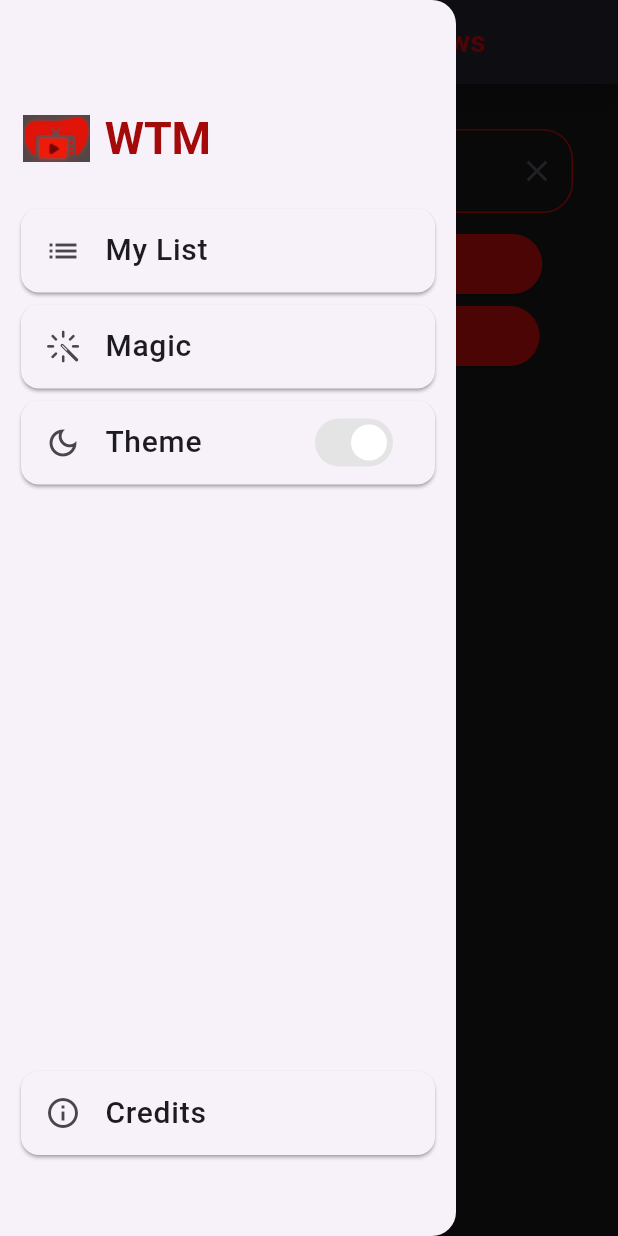
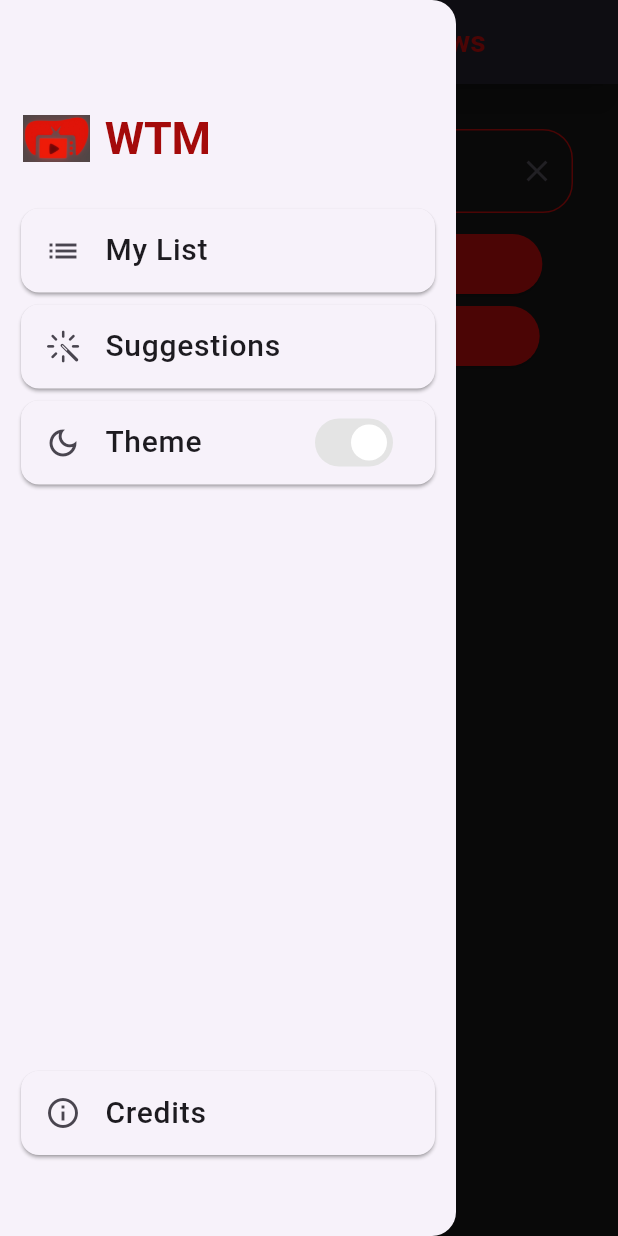
Before and after one commit to WTMTeam/WheresThatMovie, a Flutter app: the screen it shows after launch, with the side drawer open, on a phone screen of 412 x 824 dp. Run offline on Flutter 3.47's test engine with Material 3 defaults, Android fonts, the phone set to English and light mode, and no system bars; our stand-ins replace cached_network_image, dropdown_search, expandable_page_view, flutter_rating_bar, get, shared_preferences and 1 more; missing offline and left inert: device_apps, tmdb_api; accounts and stored records are empty.

Commit message:
Changed drawer button name

```diff
--- a/wheres_that_movie/lib/screens/logged_in/logged_in.dart
+++ b/wheres_that_movie/lib/screens/logged_in/logged_in.dart
@@ -456,7 +456,7 @@ class _MyLoggedInState extends State<MyLoggedIn> {
                 Card(
                   child: ListTile(
                     title: Text(
-                      "Magic",
+                      "Suggestions",
                       style: Theme.of(context).textTheme.labelMedium,
                     ),
                     // leading: const Icon(CupertinoIcons.shuffle_medium),
```
